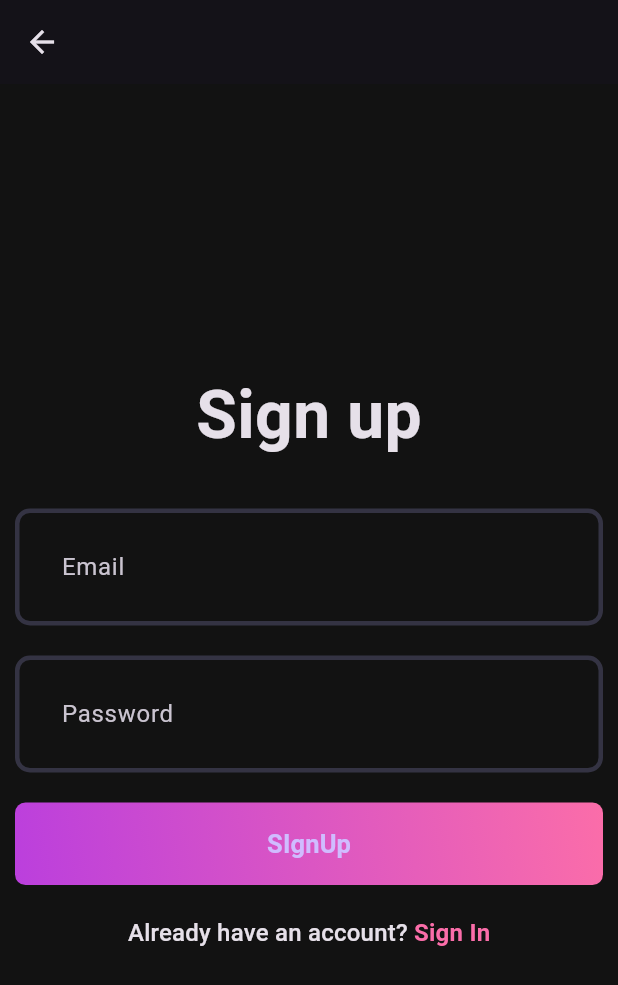
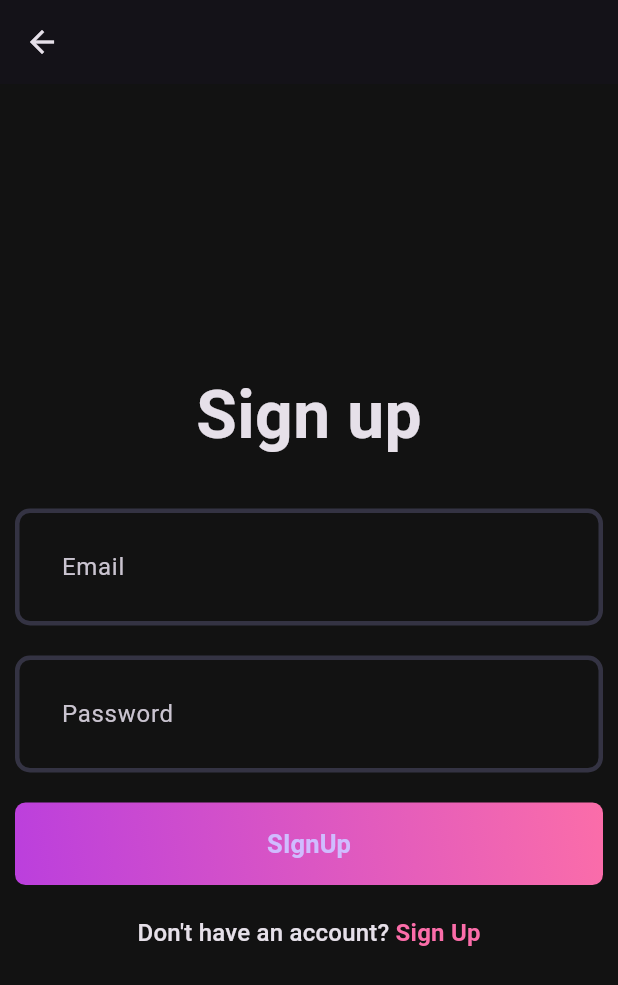
Before and after one commit to Engineerbabu777/spotify_clone_flutter, a Flutter app: the SigninPage screen opened directly, on a phone screen of 412 x 824 dp. Shown: the top 985 px of the screen. Run offline on Flutter 3.47's test engine with Material 3 defaults, Android fonts, the phone set to English and light mode, and no system bars.

Commit message:
add(routes): added in both auth pages

```diff
--- a/lib/features/auth/view/pages/signin_page.dart
+++ b/lib/features/auth/view/pages/signin_page.dart
@@ -4,6 +4,12 @@ import 'package:client/features/auth/view/widgets/custom_field.dart';
 import 'package:flutter/material.dart';
 
 class SigninPage extends StatefulWidget {
+  static MaterialPageRoute route() => MaterialPageRoute(
+    builder: (context) {
+      return SigninPage();
+    },
+  );
+
   const SigninPage({super.key});
 
   @override
@@ -61,9 +67,9 @@ class _SigninPageState extends State<SigninPage> {
                   style: Theme.of(context).textTheme.titleMedium,
 
                   children: [
-                    TextSpan(text: "Already have an account? "),
+                    TextSpan(text: "Don't have an account? "),
                     TextSpan(
-                      text: "Sign In",
+                      text: "Sign Up",
                       style: TextStyle(
                         color: Pallete.gradient2,
                         fontWeight: FontWeight.bold,
--- a/lib/features/auth/view/pages/signup_page.dart
+++ b/lib/features/auth/view/pages/signup_page.dart
@@ -4,6 +4,11 @@ import 'package:client/features/auth/view/widgets/custom_field.dart';
 import 'package:flutter/material.dart';
 
 class SignUpPage extends StatefulWidget {
+  static MaterialPageRoute route() => MaterialPageRoute(
+    builder: (context) {
+      return SignUpPage();
+    },
+  );
   const SignUpPage({super.key});
 
   @override
```
